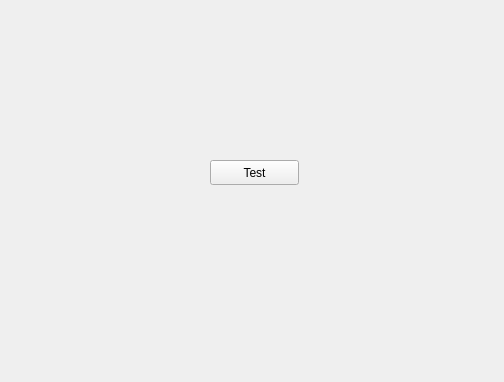
Before: the Qt Designer form mainwindow.ui in DB7512/RobotTrajectory, drawn with Qt 5; both pictures show x 0 to 504 and y 0 to 382 of the 800 by 600 pixel window.
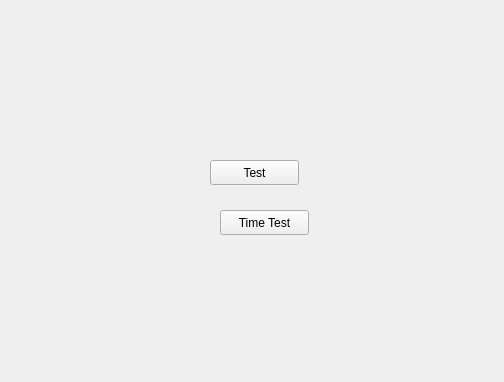
After: the same form once the commit is applied.

```diff
--- a/mainwindow.ui
+++ b/mainwindow.ui
@@ -27,6 +27,19 @@
      <string>Test</string>
     </property>
    </widget>
+   <widget class="QPushButton" name="Test_2">
+    <property name="geometry">
+     <rect>
+      <x>220</x>
+      <y>210</y>
+      <width>89</width>
+      <height>25</height>
+     </rect>
+    </property>
+    <property name="text">
+     <string>Time Test</string>
+    </property>
+   </widget>
   </widget>
   <widget class="QMenuBar" name="menubar">
    <property name="geometry">
```
